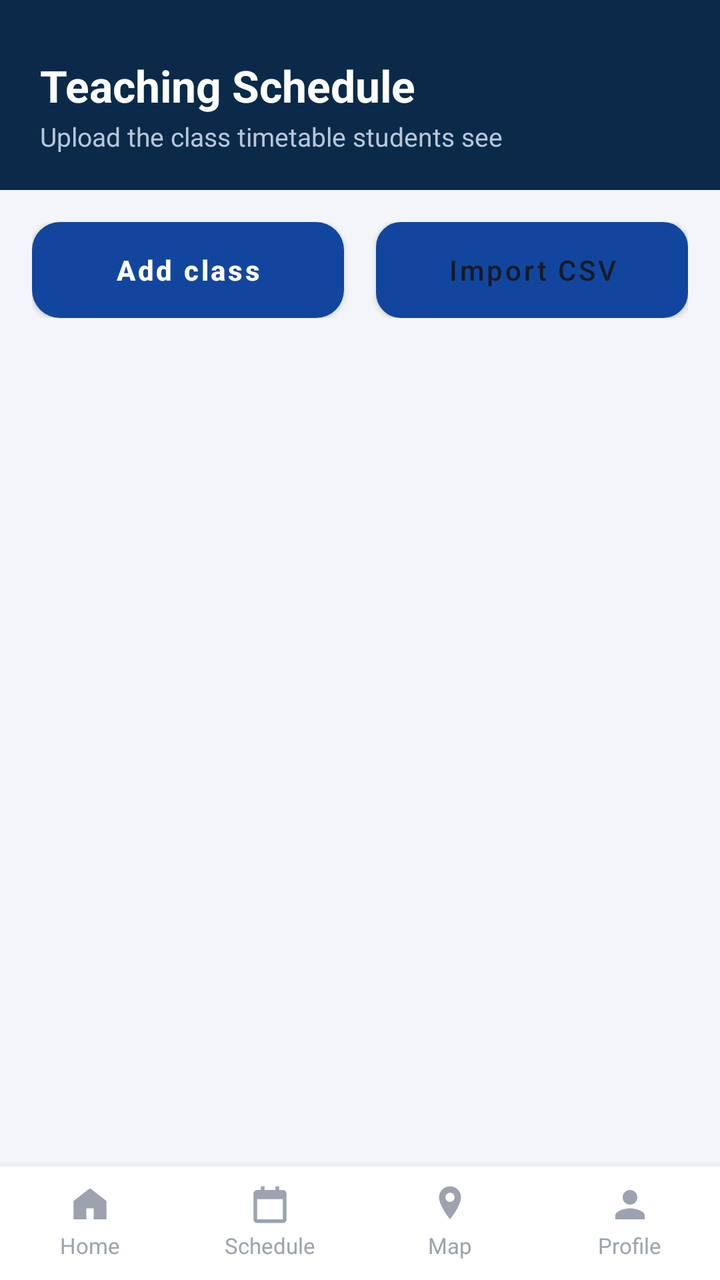
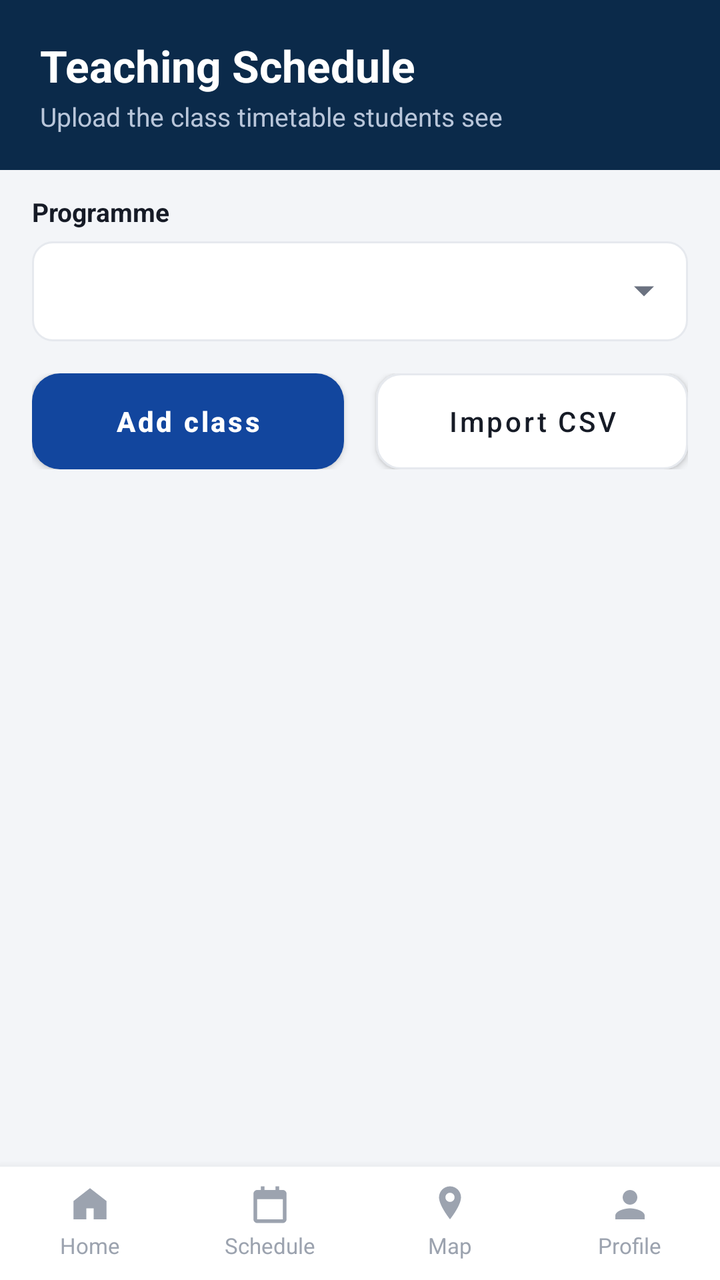

An Android layout rendered at two revisions. The XML below is the earlier revision; the diff shows what the commit changed to produce the second picture.
<!-- AndroidManifest.xml: application theme Theme.CampusApp -->
<!-- res/layout/activity_lecturer_schedule.xml -->
<?xml version="1.0" encoding="utf-8"?>
<LinearLayout xmlns:android="http://schemas.android.com/apk/res/android"
    android:layout_width="match_parent"
    android:layout_height="match_parent"
    android:orientation="vertical"
    android:background="@color/background">

    <LinearLayout style="@style/SectionHeader">
        <TextView android:layout_width="wrap_content" android:layout_height="wrap_content"
            android:text="Teaching Schedule" android:textColor="@color/white" android:textSize="22sp" android:textStyle="bold"/>
        <TextView android:layout_width="wrap_content" android:layout_height="wrap_content" android:layout_marginTop="2dp"
            android:text="Upload the class timetable students see" android:textColor="#B9C6DA" android:textSize="13sp"/>
    </LinearLayout>

    <LinearLayout
        android:layout_width="match_parent" android:layout_height="wrap_content"
        android:orientation="horizontal" android:padding="16dp">
        <Button
            android:id="@+id/btnAddClass"
            android:layout_width="0dp" android:layout_height="48dp" android:layout_weight="1"
            android:layout_marginEnd="8dp"
            android:background="@drawable/bg_button_blue" android:text="Add class"
            android:textAllCaps="false" android:textColor="@color/white" android:textStyle="bold"/>
        <Button
            android:id="@+id/btnImportCsv"
            android:layout_width="0dp" android:layout_height="48dp" android:layout_weight="1"
            android:layout_marginStart="8dp"
            android:background="@drawable/bg_button_outline" android:text="Import CSV"
            android:textAllCaps="false" android:textColor="@color/text_dark"/>
    </LinearLayout>

    <ScrollView android:layout_width="match_parent" android:layout_height="0dp" android:layout_weight="1">
        <LinearLayout
            android:id="@+id/scheduleContainer"
            android:layout_width="match_parent" android:layout_height="wrap_content"
            android:orientation="vertical"
            android:paddingLeft="16dp" android:paddingRight="16dp" android:paddingBottom="16dp"/>
    </ScrollView>

    <include layout="@layout/layout_bottom_nav" android:id="@+id/bottomNavInclude"/>

</LinearLayout>
<!-- res/layout/layout_bottom_nav.xml (included above) -->
<?xml version="1.0" encoding="utf-8"?>
<LinearLayout xmlns:android="http://schemas.android.com/apk/res/android"
    android:id="@+id/bottomNav"
    android:layout_width="match_parent"
    android:layout_height="wrap_content"
    android:orientation="horizontal"
    android:background="@color/white"
    android:elevation="8dp"
    android:paddingTop="8dp"
    android:paddingBottom="10dp">

    <LinearLayout android:id="@+id/navHome" style="@style/BottomNavItem">
        <ImageView android:id="@+id/navHomeIcon" style="@style/BottomNavIcon" android:src="@drawable/ic_home"/>
        <TextView android:id="@+id/navHomeLabel" style="@style/BottomNavLabel" android:text="Home"/>
    </LinearLayout>

    <LinearLayout android:id="@+id/navSchedule" style="@style/BottomNavItem">
        <ImageView android:id="@+id/navScheduleIcon" style="@style/BottomNavIcon" android:src="@drawable/ic_schedule"/>
        <TextView android:id="@+id/navScheduleLabel" style="@style/BottomNavLabel" android:text="Schedule"/>
    </LinearLayout>

    <LinearLayout android:id="@+id/navMap" style="@style/BottomNavItem">
        <ImageView android:id="@+id/navMapIcon" style="@style/BottomNavIcon" android:src="@drawable/ic_map"/>
        <TextView android:id="@+id/navMapLabel" style="@style/BottomNavLabel" android:text="@string/map"/>
    </LinearLayout>

    <LinearLayout android:id="@+id/navProfile" style="@style/BottomNavItem">
        <ImageView android:id="@+id/navProfileIcon" style="@style/BottomNavIcon" android:src="@drawable/ic_profile"/>
        <TextView android:id="@+id/navProfileLabel" style="@style/BottomNavLabel" android:text="Profile"/>
    </LinearLayout>

</LinearLayout>
<!-- resources referenced by this layout -->
<resources>
  <color name="background">#F3F5F8</color>
  <color name="text_dark">#161B26</color>
  <color name="white">#FFFFFF</color>
  <!-- drawable bg_button_blue (drawable) -->
  <?xml version="1.0" encoding="utf-8"?>
  <shape xmlns:android="http://schemas.android.com/apk/res/android" android:shape="rectangle">
      <solid android:color="@color/primary_blue" />
      <corners android:radius="14dp" />
  </shape>
  <!-- drawable bg_button_outline (drawable) -->
  <?xml version="1.0" encoding="utf-8"?>
  <shape xmlns:android="http://schemas.android.com/apk/res/android" android:shape="rectangle">
      <solid android:color="@color/white" />
      <stroke android:width="1dp" android:color="@color/divider" />
      <corners android:radius="12dp" />
  </shape>
  <string name="map">Map</string>
  <style name="BottomNavIcon">
          <item name="android:layout_width">22dp</item>
          <item name="android:layout_height">22dp</item>
          <item name="android:tint">@color/text_gray_light</item>
      </style>
  <style name="BottomNavLabel">
          <item name="android:layout_width">wrap_content</item>
          <item name="android:layout_height">wrap_content</item>
          <item name="android:layout_marginTop">2dp</item>
          <item name="android:textSize">11sp</item>
          <item name="android:textColor">@color/text_gray_light</item>
      </style>
  <style name="SectionHeader">
          <item name="android:layout_width">match_parent</item>
          <item name="android:layout_height">wrap_content</item>
          <item name="android:background">@color/navy_dark</item>
          <item name="android:paddingLeft">20dp</item>
          <item name="android:paddingRight">20dp</item>
          <item name="android:paddingTop">28dp</item>
          <item name="android:paddingBottom">18dp</item>
          <item name="android:orientation">vertical</item>
      </style>
  <style name="Theme.CampusApp" parent="Theme.MaterialComponents.Light.NoActionBar">
          <item name="colorPrimary">@color/primary_blue</item>
          <item name="colorPrimaryDark">@color/navy_dark</item>
          <item name="colorAccent">@color/primary_red</item>
          <item name="android:windowBackground">@color/background</item>
          <item name="android:statusBarColor">@color/navy_dark</item>
      </style>
  <color name="primary_blue">#12469E</color>
  <color name="divider">#E6E9EE</color>
  <color name="text_gray_light">#9CA3AF</color>
  <color name="navy_dark">#0B2A4A</color>
  <color name="primary_red">#C31432</color>
  <!-- unchanged entries left out for length: 5 -->
</resources>

<!-- the commit's change to res/layout/activity_lecturer_schedule.xml (unified diff, before → after) -->
@@ -1,5 +1,6 @@
 <?xml version="1.0" encoding="utf-8"?>
 <LinearLayout xmlns:android="http://schemas.android.com/apk/res/android"
+    xmlns:app="http://schemas.android.com/apk/res-auto"
     android:layout_width="match_parent"
     android:layout_height="match_parent"
     android:orientation="vertical"
@@ -12,6 +13,26 @@
             android:text="Upload the class timetable students see" android:textColor="#B9C6DA" android:textSize="13sp"/>
     </LinearLayout>
 
+    
+    <TextView style="@style/InputLabel"
+        android:layout_marginStart="16dp" android:layout_marginTop="12dp"
+        android:text="Programme"/>
+    <FrameLayout
+        android:layout_width="match_parent" android:layout_height="50dp"
+        android:layout_marginStart="16dp" android:layout_marginEnd="16dp"
+        android:background="@drawable/bg_input">
+        <Spinner
+            android:id="@+id/spScheduleProgram"
+            android:layout_width="match_parent" android:layout_height="match_parent"
+            android:background="@android:color/transparent"
+            android:paddingStart="6dp" android:paddingEnd="36dp"
+            android:spinnerMode="dropdown"/>
+        <ImageView
+            android:layout_width="20dp" android:layout_height="20dp"
+            android:layout_gravity="end|center_vertical" android:layout_marginEnd="12dp"
+            android:src="@drawable/ic_arrow_down" android:importantForAccessibility="no"/>
+    </FrameLayout>
+
     <LinearLayout
         android:layout_width="match_parent" android:layout_height="wrap_content"
         android:orientation="horizontal" android:padding="16dp">
@@ -19,13 +40,15 @@
             android:id="@+id/btnAddClass"
             android:layout_width="0dp" android:layout_height="48dp" android:layout_weight="1"
             android:layout_marginEnd="8dp"
-            android:background="@drawable/bg_button_blue" android:text="Add class"
+            android:background="@drawable/bg_button_blue"
+            app:backgroundTint="@null" android:text="Add class"
             android:textAllCaps="false" android:textColor="@color/white" android:textStyle="bold"/>
         <Button
             android:id="@+id/btnImportCsv"
             android:layout_width="0dp" android:layout_height="48dp" android:layout_weight="1"
             android:layout_marginStart="8dp"
-            android:background="@drawable/bg_button_outline" android:text="Import CSV"
+            android:background="@drawable/bg_button_outline"
+            app:backgroundTint="@null" android:text="Import CSV"
             android:textAllCaps="false" android:textColor="@color/text_dark"/>
     </LinearLayout>
 
<!-- resource entries referenced after the edit -->
@@ -16,6 +16,19 @@
       <stroke android:width="1dp" android:color="@color/divider" />
       <corners android:radius="12dp" />
   </shape>
+  <!-- drawable bg_input (drawable) -->
+  <?xml version="1.0" encoding="utf-8"?>
+  <shape xmlns:android="http://schemas.android.com/apk/res/android" android:shape="rectangle">
+      <solid android:color="@color/white" />
+      <stroke android:width="1dp" android:color="@color/divider" />
+      <corners android:radius="10dp" />
+  </shape>
+  <!-- drawable ic_arrow_down (drawable) -->
+  <vector xmlns:android="http://schemas.android.com/apk/res/android"
+      android:width="20dp" android:height="20dp" android:viewportWidth="24" android:viewportHeight="24">
+      <path android:fillColor="@color/text_gray"
+          android:pathData="M6,9 L12,15 L18,9 Z"/>
+  </vector>
   <string name="map">Map</string>
   <style name="BottomNavIcon">
           <item name="android:layout_width">22dp</item>
@@ -29,13 +42,22 @@
           <item name="android:textSize">11sp</item>
           <item name="android:textColor">@color/text_gray_light</item>
       </style>
+  <style name="InputLabel">
+          <item name="android:layout_width">wrap_content</item>
+          <item name="android:layout_height">wrap_content</item>
+          <item name="android:layout_marginTop">14dp</item>
+          <item name="android:layout_marginBottom">6dp</item>
+          <item name="android:textSize">13sp</item>
+          <item name="android:textColor">@color/text_dark</item>
+          <item name="android:textStyle">bold</item>
+      </style>
   <style name="SectionHeader">
           <item name="android:layout_width">match_parent</item>
           <item name="android:layout_height">wrap_content</item>
           <item name="android:background">@color/navy_dark</item>
           <item name="android:paddingLeft">20dp</item>
           <item name="android:paddingRight">20dp</item>
-          <item name="android:paddingTop">28dp</item>
+          <item name="android:paddingTop">18dp</item>
           <item name="android:paddingBottom">18dp</item>
           <item name="android:orientation">vertical</item>
       </style>
@@ -48,6 +70,7 @@
       </style>
   <color name="primary_blue">#12469E</color>
   <color name="divider">#E6E9EE</color>
+  <color name="text_gray">#6B7280</color>
   <color name="text_gray_light">#9CA3AF</color>
   <color name="navy_dark">#0B2A4A</color>
   <color name="primary_red">#C31432</color>
